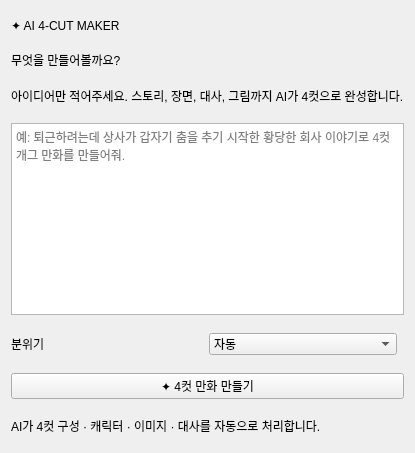
Old version of the form ui/idea/idea_section.ui in the repository Donian-kor/4cut_LocalComic_Studio.
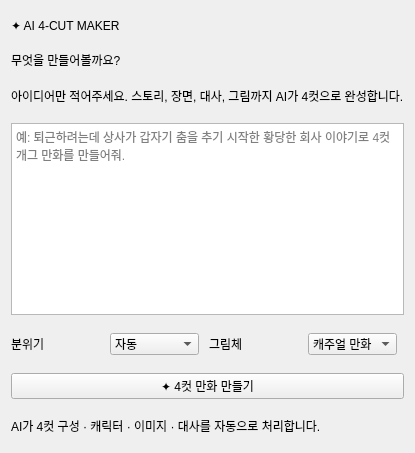
New version of the form.

Commit message: backup: before art-style integration fix

Patch:
```diff
--- a/ui/idea/idea_section.ui
+++ b/ui/idea/idea_section.ui
@@ -14,6 +14,8 @@
      <property name="spacing"><number>10</number></property>
      <item><widget class="QLabel" name="styleLabel"><property name="text"><string>분위기</string></property></widget></item>
      <item><widget class="QComboBox" name="styleEdit"><property name="editable"><bool>false</bool></property><item><property name="text"><string>자동</string></property></item><item><property name="text"><string>개그</string></property></item><item><property name="text"><string>일상</string></property></item><item><property name="text"><string>로맨스</string></property></item><item><property name="text"><string>판타지</string></property></item></widget></item>
+     <item><widget class="QLabel" name="artStyleLabel"><property name="text"><string>그림체</string></property></widget></item>
+     <item><widget class="QComboBox" name="artStyleEdit"><property name="editable"><bool>false</bool></property><item><property name="text"><string>캐주얼 만화</string></property></item><item><property name="text"><string>웹툰</string></property></item><item><property name="text"><string>SD / 치비</string></property></item><item><property name="text"><string>일본 만화</string></property></item><item><property name="text"><string>수채화</string></property></item><item><property name="text"><string>연필 스케치</string></property></item><item><property name="text"><string>잉크 만화</string></property></item><item><property name="text"><string>레트로 만화</string></property></item></widget></item>
      <item><spacer name="optionSpacer"><property name="orientation"><enum>Qt::Horizontal</enum></property><property name="sizeType"><enum>QSizePolicy::Expanding</enum></property></spacer></item>
     </layout>
    </item>
```
The commit also changes 3 other files.
